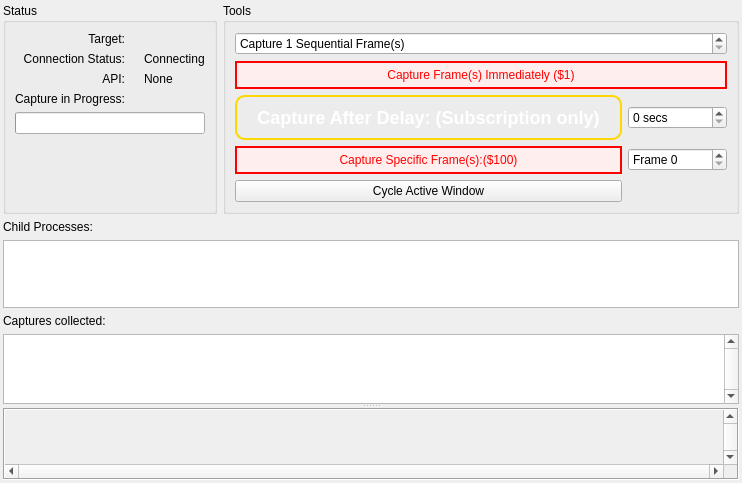
Qt form qrenderdoc/Windows/Dialogs/LiveCapture.ui (crossous/renderdoc) before a commit.
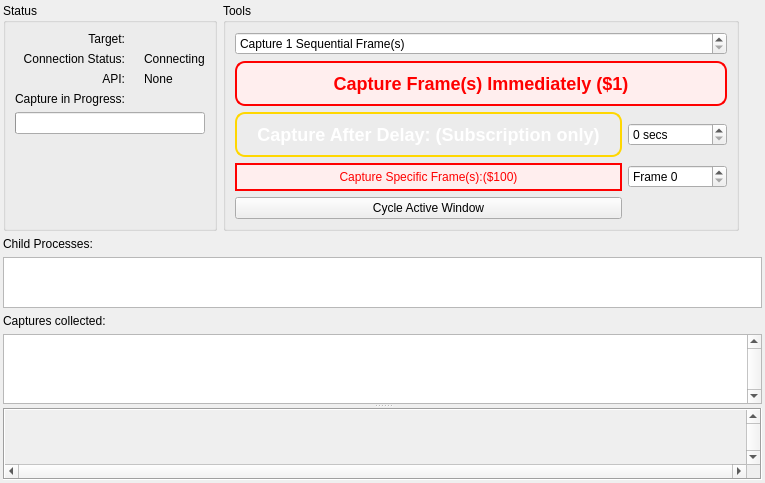
The same form after that commit. Icons and pictures are not drawn. Custom widgets are drawn as their Qt base class.

Diff of the .ui file:
```diff
--- a/qrenderdoc/Windows/Dialogs/LiveCapture.ui
+++ b/qrenderdoc/Windows/Dialogs/LiveCapture.ui
@@ -6,7 +6,7 @@
    <rect>
     <x>0</x>
     <y>0</y>
-    <width>680</width>
+    <width>765</width>
     <height>483</height>
    </rect>
   </property>
@@ -222,10 +222,24 @@
           <widget class="QPushButton" name="triggerImmediateCapture">
            <property name="styleSheet">
             <string notr="true">QPushButton {
-    background-color: #FFEEEE;
-    border: 2px solid red;
-    color: red;
-    padding: 5px 10px;
+    background: #FFEEEE; /* 橙黄到金黄色渐变 */
+    color: red; /* 字体颜色为白色 */
+    font-size: 18px; /* 设置字体大小 */
+    font-weight: bold; /* 设置字体加粗 */
+    border-radius: 10px; /* 设置圆角 */
+    border: 2px solid red; /* 金黄色边框 */
+    padding: 10px 20px; /* 设置内边距 */
+}
+
+QPushButton:hover {
+    background: qlineargradient(x1: 0, y1: 0, x2: 1, y2: 1,
+        stop: 0 #FFD700, stop: 1 #FFA500); /* 悬停时颜色反转 */
+    border: 2px solid #FF8C00; /* 悬停时边框变成橙红色 */
+}
+
+QPushButton:pressed {
+    background: #FF8C00; /* 按下时背景变为橙红色 */
+    border: 2px solid #FF4500; /* 按下时边框变为更深的橙红色 */
 }
 
 QPushButton:hover {
```
